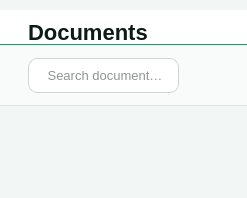
Before: the Qt Designer form src/ui/page_documents.ui in shasheenahdeeneillelumasag/CCC151---Group-Project, drawn with Qt 5.
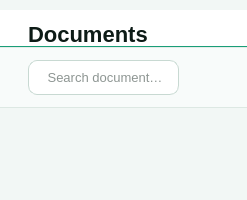
After: the same form once the commit is applied.

Commit message: Standardize all headers to consistent 72px, topMargin 12, spacing 0

Diff of the .ui file:
```diff
--- a/src/ui/page_documents.ui
+++ b/src/ui/page_documents.ui
@@ -17,8 +17,9 @@
       <property name="minimumHeight"><number>72</number></property>
       <property name="maximumHeight"><number>72</number></property>
      <layout class="QHBoxLayout">
+      <property name="spacing"><number>0</number></property>
       <property name="leftMargin"><number>28</number></property>
-      <property name="topMargin"><number>10</number></property>
+      <property name="topMargin"><number>12</number></property>
       <property name="rightMargin"><number>28</number></property>
       <property name="bottomMargin"><number>0</number></property>
       <item>
@@ -32,14 +33,7 @@
          </item>
         </layout>
       </item>
-       <item>
-        <spacer>
-         <property name="orientation"><enum>Qt::Horizontal</enum></property>
-         <property name="sizeHint" stdset="0"><size><width>40</width><height>20</height></size></property>
-        </spacer>
-       </item>
-
-      </layout>
+       </layout>
     </widget>
     </item>
     <item>
```
The commit also changes 7 other files.
